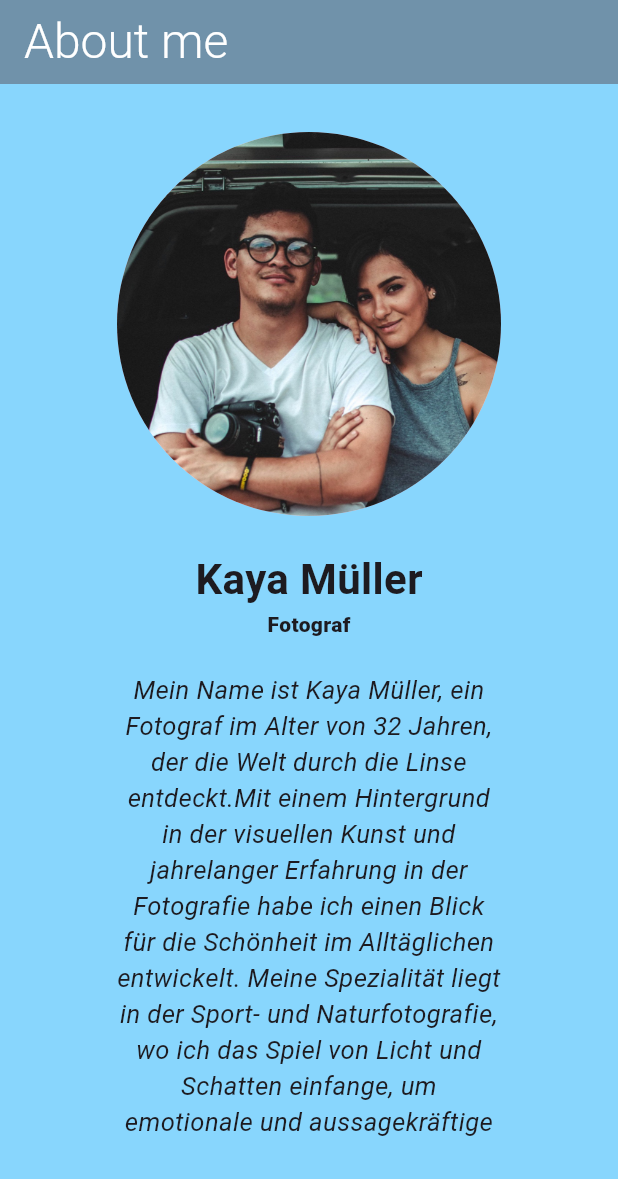
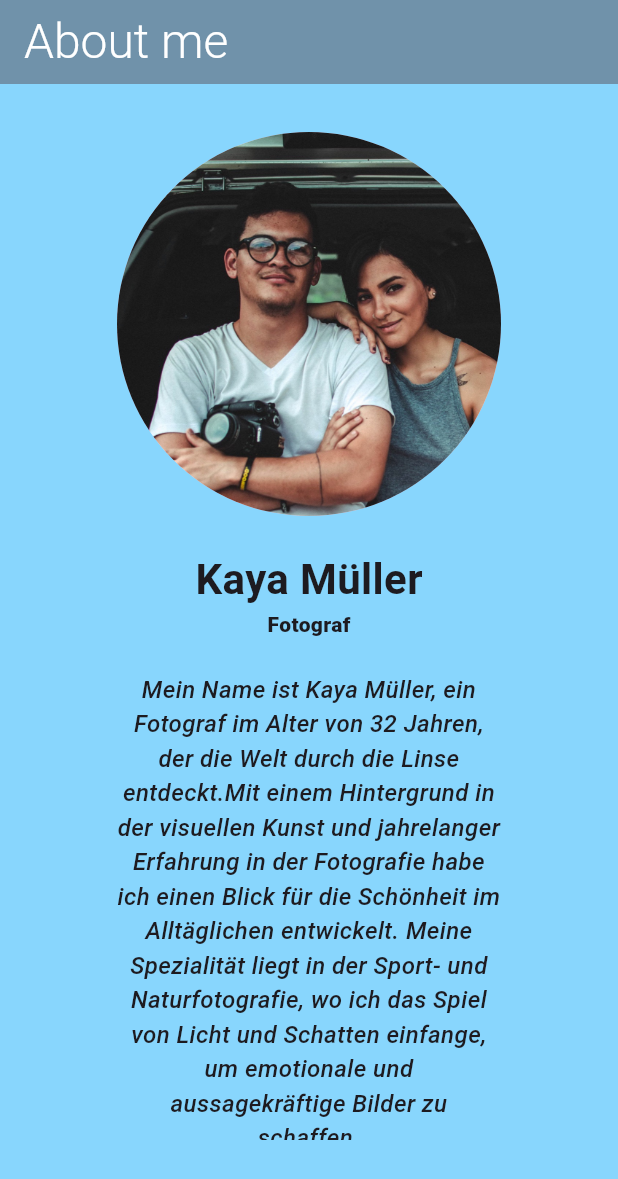
Before and after one commit to Dopa91/simple_gallery_app_dopatka, a Flutter app: the AboutMePage screen opened directly, on a phone screen of 412 x 824 dp. Shown: the top 1179 px of the screen. Run offline on Flutter 3.47's test engine with Material 3 defaults, Android fonts, the phone set to English and light mode, and no system bars; our stand-ins replace flutter_image_slideshow.

Commit message:
changed textstyle

```diff
--- a/lib/features/about_me/screens/about_me_page.dart
+++ b/lib/features/about_me/screens/about_me_page.dart
@@ -50,9 +50,9 @@ class AboutMePage extends StatelessWidget {
                       "Mein Name ist Kaya Müller, ein Fotograf im Alter von 32 Jahren, der die Welt durch die Linse entdeckt.Mit einem Hintergrund in der visuellen Kunst und jahrelanger Erfahrung in der Fotografie habe ich einen Blick für die Schönheit im Alltäglichen entwickelt. Meine Spezialität liegt in der Sport- und Naturfotografie, wo ich das Spiel von Licht und Schatten einfange, um emotionale und aussagekräftige Bilder zu schaffen.\n\nIch glaube daran, dass jeder Moment einzigartig ist und seine eigene Geschichte erzählt. In meinen Arbeiten strebe ich danach, diese Geschichten visuell zu interpretieren und sie durch kreative Kompositionen und Nuancen zum Leben zu erwecken. Meine fotografische Reise hat mich durch verschiedene Länder geführt, wo ich die Vielfalt der Kulturen und Landschaften festhalte, immer auf der Suche nach neuen Perspektiven und Herausforderungen.\n\nMein Anspruch ist es, mit meinen Bildern nicht nur zu dokumentieren, sondern auch zu inspirieren und zu berühren. Jeder Auftrag und jedes Projekt ist für mich eine Möglichkeit, meine Leidenschaft und mein Können zu zeigen und eine Verbindung zwischen dem Betrachter und dem Bild herzustellen.",
                       textAlign: TextAlign.center,
                       style: TextStyle(
-                          fontWeight: FontWeight.w400,
+                          fontWeight: FontWeight.w500,
                           fontStyle: FontStyle.italic,
-                          fontSize: 17),
+                          fontSize: 16),
                     ),
                   ],
                 ),
```
